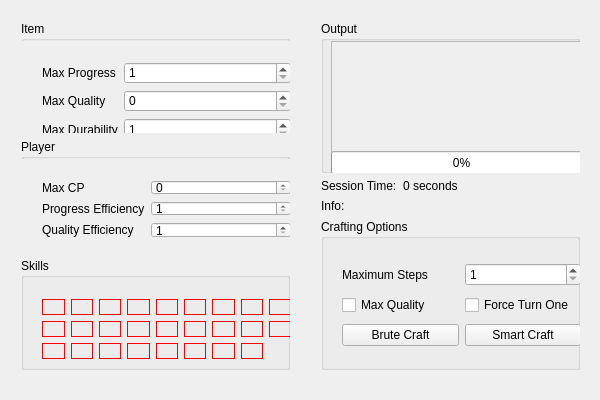
First picture: the form in CrafterOfLight/CrafterOfLight.ui, repository CChiverton/CrafterOfLight, before the edit.
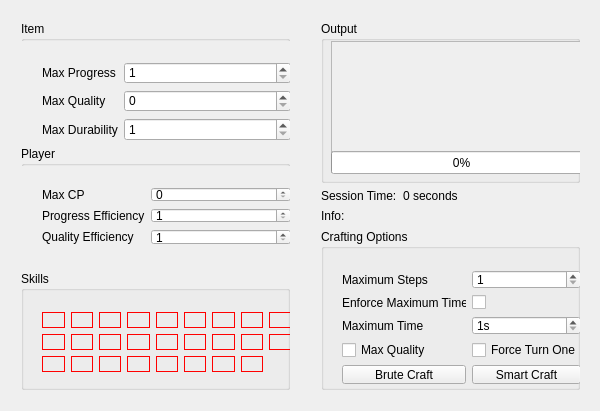
Second picture: the form after the edit. Icons and pictures are not drawn.

Commit message:
Added max time limiter
On top of maximum number of steps a maximum craft time is added. This will help in speeding up the process of finding a faster craft than what someone knows.

What changed in the file:
```diff
--- a/CrafterOfLight/CrafterOfLight.ui
+++ b/CrafterOfLight/CrafterOfLight.ui
@@ -7,7 +7,7 @@
     <x>0</x>
     <y>0</y>
     <width>600</width>
-    <height>400</height>
+    <height>411</height>
    </rect>
   </property>
   <property name="sizePolicy">
@@ -25,7 +25,7 @@
      <x>10</x>
      <y>10</y>
      <width>291</width>
-     <height>371</height>
+     <height>391</height>
     </rect>
    </property>
    <layout class="QVBoxLayout" name="verticalLayout">
@@ -1120,7 +1120,7 @@
      <x>310</x>
      <y>10</y>
      <width>281</width>
-     <height>371</height>
+     <height>391</height>
     </rect>
    </property>
    <layout class="QVBoxLayout" name="verticalLayout_2">
@@ -1232,10 +1232,38 @@
          <x>10</x>
          <y>30</y>
          <width>261</width>
-         <height>111</height>
+         <height>136</height>
         </rect>
        </property>
        <layout class="QGridLayout" name="gridLayout_3">
+        <item row="0" column="0">
+         <widget class="QLabel" name="stepsLabel">
+          <property name="text">
+           <string>Maximum Steps</string>
+          </property>
+         </widget>
+        </item>
+        <item row="2" column="0">
+         <widget class="QLabel" name="stepsLabel_maximumTime">
+          <property name="text">
+           <string>Maximum Time</string>
+          </property>
+         </widget>
+        </item>
+        <item row="4" column="1">
+         <widget class="QPushButton" name="pushButton_smartCraft">
+          <property name="text">
+           <string>Smart Craft</string>
+          </property>
+         </widget>
+        </item>
+        <item row="3" column="1">
+         <widget class="QCheckBox" name="checkBox_forceTurnOne">
+          <property name="text">
+           <string>Force Turn One</string>
+          </property>
+         </widget>
+        </item>
         <item row="0" column="1">
          <widget class="QSpinBox" name="spinBox_maximumTurns">
           <property name="minimum">
@@ -1246,38 +1274,44 @@
           </property>
          </widget>
         </item>
-        <item row="2" column="0">
+        <item row="4" column="0">
          <widget class="QPushButton" name="pushButton_bruteCraft">
           <property name="text">
            <string>Brute Craft</string>
           </property>
          </widget>
         </item>
-        <item row="1" column="0">
+        <item row="2" column="1">
+         <widget class="QSpinBox" name="spinBox_maximumTime">
+          <property name="suffix">
+           <string>s</string>
+          </property>
+          <property name="minimum">
+           <number>1</number>
+          </property>
+          <property name="maximum">
+           <number>90</number>
+          </property>
+         </widget>
+        </item>
+        <item row="3" column="0">
          <widget class="QCheckBox" name="checkBox_maxQuality">
           <property name="text">
            <string>Max Quality</string>
           </property>
          </widget>
         </item>
-        <item row="2" column="1">
-         <widget class="QPushButton" name="pushButton_smartCraft">
-          <property name="text">
-           <string>Smart Craft</string>
-          </property>
-         </widget>
-        </item>
-        <item row="0" column="0">
-         <widget class="QLabel" name="stepsLabel">
-          <property name="text">
-           <string>Maximum Steps</string>
-          </property>
-         </widget>
-        </item>
         <item row="1" column="1">
-         <widget class="QCheckBox" name="checkBox_forceTurnOne">
+         <widget class="QCheckBox" name="checkBox_maximumTime">
           <property name="text">
-           <string>Force Turn One</string>
+           <string/>
+          </property>
+         </widget>
+        </item>
+        <item row="1" column="0">
+         <widget class="QLabel" name="stepsLabel_2">
+          <property name="text">
+           <string>Enforce Maximum Time</string>
           </property>
          </widget>
         </item>
```
The commit also changes 3 other files.
